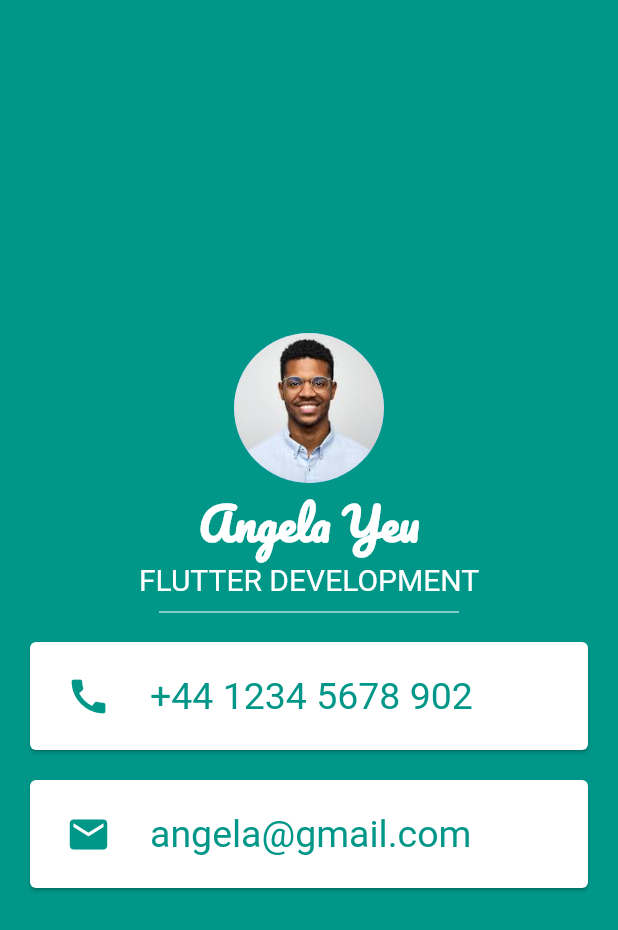
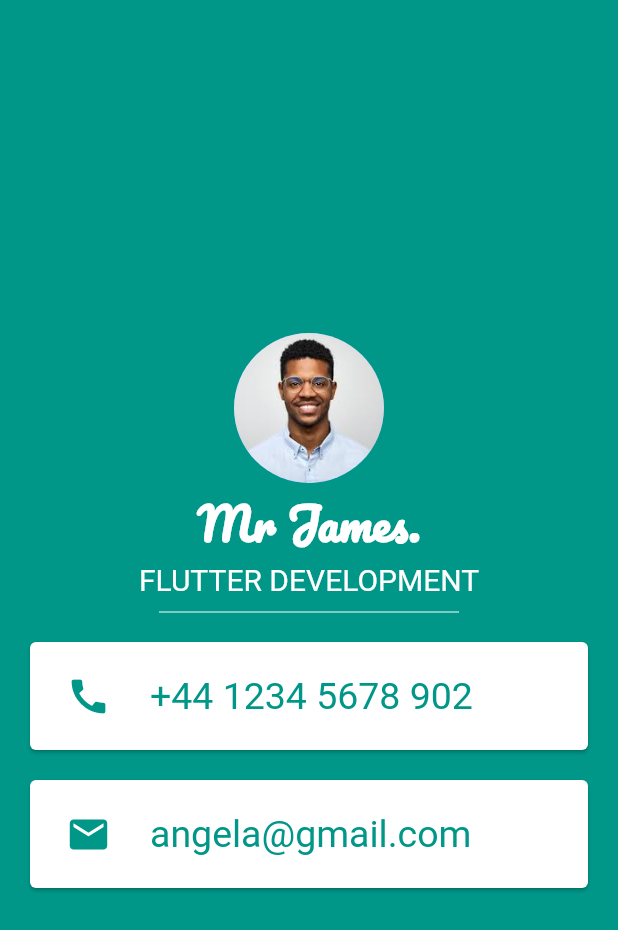
Before and after one commit to Mr-Perfectuz/flutter_card, a Flutter app: the screen it shows after launch, on a phone screen of 412 x 824 dp. Shown: the top 930 px of the screen. Run offline on Flutter 3.47's test engine with Material 2 defaults, Android fonts, the phone set to English and light mode, and no system bars.

Commit message:
main widget has been updated

```diff
--- a/lib/main.dart
+++ b/lib/main.dart
@@ -22,7 +22,7 @@ class MyApp extends StatelessWidget {
               radius: 50.0,
             ),
             Text(
-              'Angela Yeu',
+              'Mr James.',
               style: TextStyle(
                   fontFamily: 'Pacifico',
                   fontSize: 30.0,
```
